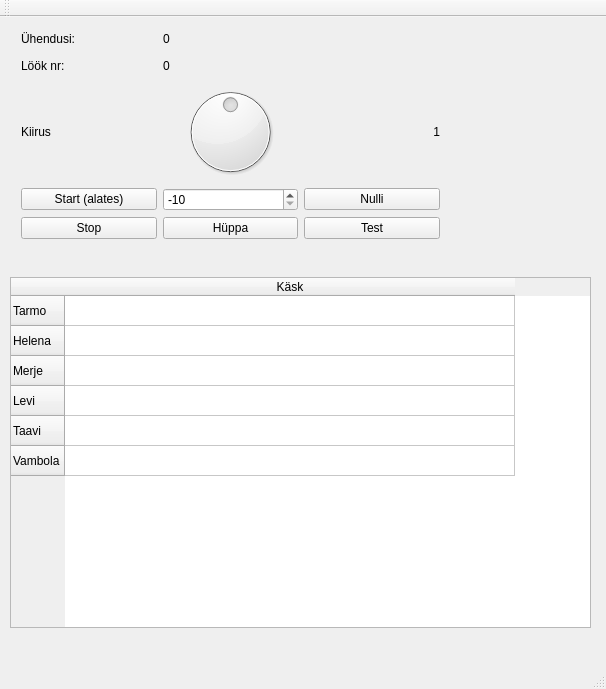
The window that server/mainwindow.ui (tarmoj/mysterium) describes before a commit, drawn with Qt 5.
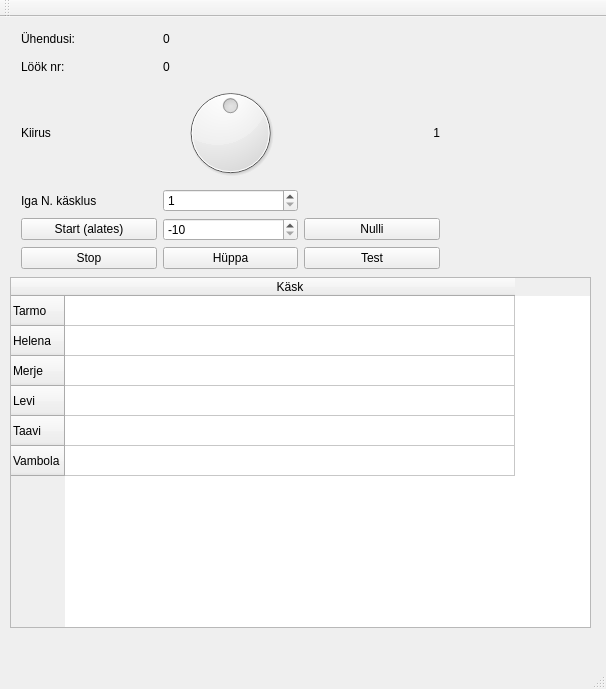
The same window after the commit.

Commit message: Implemented send Nth command

Patch:
```diff
--- a/server/mainwindow.ui
+++ b/server/mainwindow.ui
@@ -20,7 +20,7 @@
       <x>10</x>
       <y>0</y>
       <width>441</width>
-      <height>233</height>
+      <height>263</height>
      </rect>
     </property>
     <layout class="QGridLayout" name="gridLayout">
@@ -38,7 +38,7 @@
        </property>
       </widget>
      </item>
-     <item row="4" column="0">
+     <item row="5" column="0">
       <widget class="QPushButton" name="startButton">
        <property name="text">
         <string>Start (alates)</string>
@@ -52,7 +52,7 @@
        </property>
       </widget>
      </item>
-     <item row="5" column="0">
+     <item row="6" column="0">
       <widget class="QPushButton" name="stopButton">
        <property name="text">
         <string>Stop</string>
@@ -66,7 +66,7 @@
        </property>
       </widget>
      </item>
-     <item row="4" column="1">
+     <item row="5" column="1">
       <widget class="QSpinBox" name="startFromSpinBox">
        <property name="minimum">
         <number>-10</number>
@@ -109,27 +109,44 @@
        </property>
       </widget>
      </item>
-     <item row="5" column="2">
+     <item row="6" column="2">
       <widget class="QPushButton" name="testButton">
        <property name="text">
         <string>Test</string>
        </property>
       </widget>
      </item>
-     <item row="5" column="1">
+     <item row="6" column="1">
       <widget class="QPushButton" name="seekButton">
        <property name="text">
         <string>Hüppa</string>
        </property>
       </widget>
      </item>
-     <item row="4" column="2">
+     <item row="5" column="2">
       <widget class="QPushButton" name="resetButton">
        <property name="text">
         <string>Nulli</string>
        </property>
       </widget>
      </item>
+     <item row="4" column="0">
+      <widget class="QLabel" name="label_4">
+       <property name="text">
+        <string>Iga N. käsklus</string>
+       </property>
+      </widget>
+     </item>
+     <item row="4" column="1">
+      <widget class="QSpinBox" name="commandRateSpinBox">
+       <property name="minimum">
+        <number>1</number>
+       </property>
+       <property name="maximum">
+        <number>5</number>
+       </property>
+      </widget>
+     </item>
     </layout>
    </widget>
    <widget class="QTableWidget" name="tableWidget">
```
The commit also changes 6 other files.
